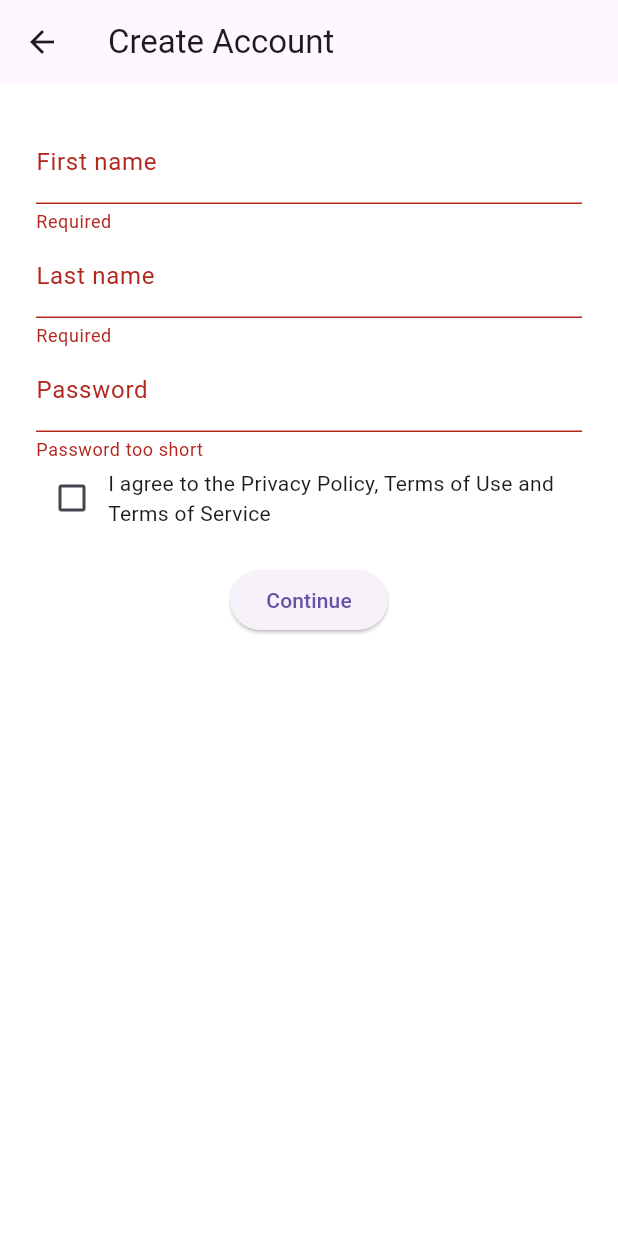
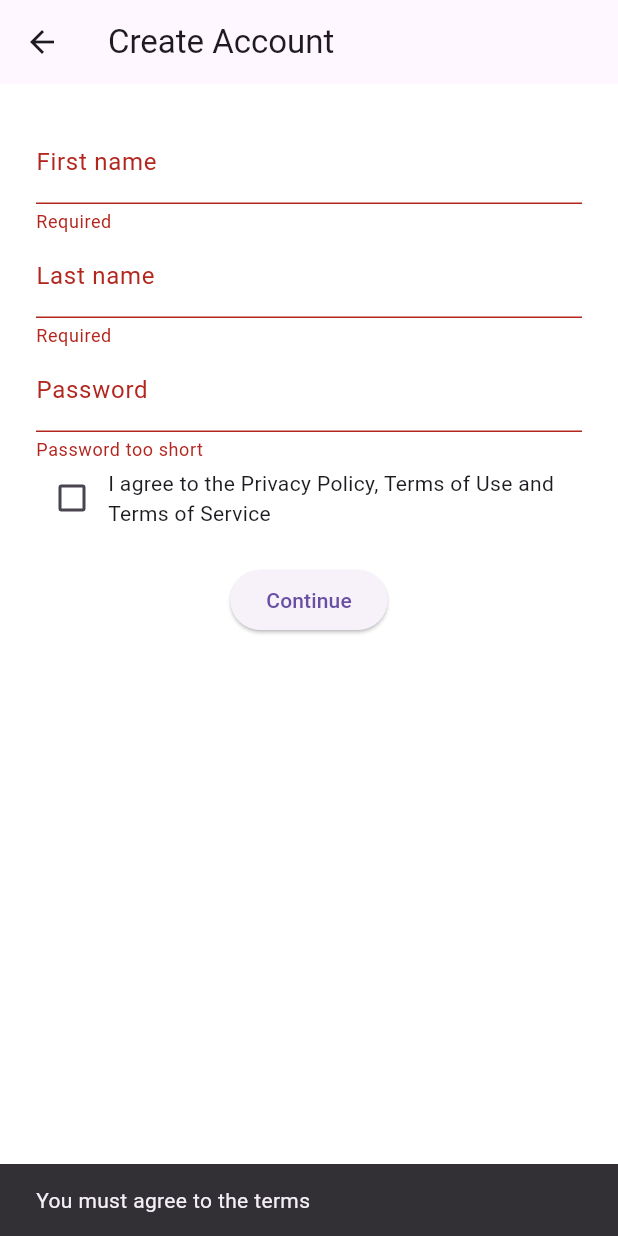
Before and after one commit to kanselyblaq-sketch/Threadgram, a Flutter app: the AccountCompletionScreen screen opened directly with empty values, after a tap on "Continue", on a phone screen of 412 x 824 dp. Run offline on Flutter 3.47's test engine with Material 3 defaults, Android fonts, the phone set to English and light mode, and no system bars; our stand-ins replace flutter_dotenv, supabase_flutter; accounts and stored records are empty.

Commit message:
Update main.dart

```diff
--- a/lib/main.dart
+++ b/lib/main.dart
@@ -3,7 +3,10 @@ import 'package:flutter_dotenv/flutter_dotenv.dart';
 import 'package:supabase_flutter/supabase_flutter.dart';
 
 Future<void> main() async {
+  // Load environment variables from the .env file (created by GitHub Actions)
   await dotenv.load(fileName: ".env");
+
+  // Initialize Supabase with keys from the environment
   await Supabase.initialize(
     url: dotenv.env['SUPABASE_URL']!,
     anonKey: dotenv.env['SUPABASE_ANON_KEY']!,
@@ -25,7 +28,7 @@ class ThreadgramApp extends StatelessWidget {
   }
 }
 
-// --- Layer 1: Auth Entry Screen ---
+// ===================== LAYER 1: AUTH ENTRY SCREEN =====================
 class AuthEntryScreen extends StatefulWidget {
   const AuthEntryScreen({super.key});
 
@@ -45,7 +48,9 @@ class _AuthEntryScreenState extends State<AuthEntryScreen> {
         redirectTo: 'io.supabase.flutter://login-callback/',
       );
     } catch (error) {
-      ScaffoldMessenger.of(context).showSnackBar(SnackBar(content: Text('Google Sign-In failed: $error')));
+      ScaffoldMessenger.of(context).showSnackBar(
+        SnackBar(content: Text('Google Sign-In failed: $error')),
+      );
     } finally {
       setState(() => _isLoading = false);
     }
@@ -53,15 +58,25 @@ class _AuthEntryScreenState extends State<AuthEntryScreen> {
 
   Future<void> _continueWithEmail() async {
     if (_emailController.text.isEmpty) {
-      ScaffoldMessenger.of(context).showSnackBar(const SnackBar(content: Text('Please enter your email')));
+      ScaffoldMessenger.of(context).showSnackBar(
+        const SnackBar(content: Text('Please enter your email address')),
+      );
       return;
     }
     setState(() => _isLoading = true);
     Navigator.push(
       context,
-      MaterialPageRoute(builder: (context) => AccountCompletionScreen(email: _emailController.text)),
+      MaterialPageRoute(
+        builder: (context) => AccountCompletionScreen(email: _emailController.text),
+      ),
     );
     setState(() => _isLoading = false);
+  }
+
+  void _showComingSoon() {
+    ScaffoldMessenger.of(context).showSnackBar(
+      const SnackBar(content: Text('Coming soon!')),
+    );
   }
 
   @override
@@ -73,19 +88,46 @@ class _AuthEntryScreenState extends State<AuthEntryScreen> {
           child: Column(
             mainAxisAlignment: MainAxisAlignment.center,
             children: [
-              const Text('THREADGRAM', style: TextStyle(fontSize: 32, fontWeight: FontWeight.bold)),
+              const Text(
+                'THREADGRAM',
+                style: TextStyle(fontSize: 32, fontWeight: FontWeight.bold),
+              ),
               const SizedBox(height: 20),
               const Text('Log in or sign up'),
               const SizedBox(height: 40),
-              _buildSocialButton('Continue with Apple', () => _showComingSoon()),
-              _buildSocialButton('Continue with Facebook', () => _showComingSoon()),
+              _buildSocialButton('Continue with Apple', _showComingSoon),
+              _buildSocialButton('Continue with Facebook', _showComingSoon),
               _buildSocialButton('Continue with Google', _signInWithGoogle),
-              const Row(children: [Expanded(child: Divider()), Padding(padding: EdgeInsets.symmetric(horizontal: 16), child: Text('OR')), Expanded(child: Divider())]),
+              const Row(
+                children: [
+                  Expanded(child: Divider()),
+                  Padding(
+                    padding: EdgeInsets.symmetric(horizontal: 16),
+                    child: Text('OR'),
+                  ),
+                  Expanded(child: Divider()),
+                ],
+              ),
               const SizedBox(height: 20),
-              TextField(controller: _emailController, decoration: const InputDecoration(labelText: 'Email address', border: OutlineInputBorder())),
+              TextField(
+                controller: _emailController,
+                decoration: const InputDecoration(
+                  labelText: 'Email address',
+                  border: OutlineInputBorder(),
+                ),
+              ),
               const SizedBox(height: 20),
-              if (_isLoading) const CircularProgressIndicator() else ElevatedButton(onPressed: _continueWithEmail, child: const Text('Continue')),
-              TextButton(onPressed: () => _showComingSoon(), child: const Text('Forgot Password?')),
+              if (_isLoading)
+                const CircularProgressIndicator()
+              else
+                ElevatedButton(
+                  onPressed: _continueWithEmail,
+                  child: const Text('Continue'),
+                ),
+              TextButton(
+                onPressed: _showComingSoon,
+                child: const Text('Forgot Password?'),
+              ),
               const SizedBox(height: 20),
               const Text('English'),
             ],
@@ -100,18 +142,16 @@ class _AuthEntryScreenState extends State<AuthEntryScreen> {
       padding: const EdgeInsets.symmetric(vertical: 8.0),
       child: ElevatedButton(
         onPressed: onPressed,
-        style: ElevatedButton.styleFrom(minimumSize: const Size.fromHeight(50)),
+        style: ElevatedButton.styleFrom(
+          minimumSize: const Size.fromHeight(50),
+        ),
         child: Text(text),
       ),
     );
   }
-
-  void _showComingSoon() {
-    ScaffoldMessenger.of(context).showSnackBar(const SnackBar(content: Text('Coming Soon!')));
-  }
 }
 
-// --- Layer 2: Account Completion Form ---
+// ===================== LAYER 2: ACCOUNT COMPLETION FORM =====================
 class AccountCompletionScreen extends StatefulWidget {
   final String email;
   const AccountCompletionScreen({super.key, required this.email});
@@ -129,22 +169,37 @@ class _AccountCompletionScreenState extends State<AccountCompletionScreen> {
   bool _agreeToTerms = false;
 
   Future<void> _signUp() async {
-    if (!_formKey.currentState!.validate() || !_agreeToTerms) return;
+    if (!_formKey.currentState!.validate() || !_agreeToTerms) {
+      if (!_agreeToTerms) {
+        ScaffoldMessenger.of(context).showSnackBar(
+          const SnackBar(content: Text('You must agree to the terms')),
+        );
+      }
+      return;
+    }
     setState(() => _isLoading = true);
     try {
       final AuthResponse res = await Supabase.instance.client.auth.signUp(
         email: widget.email,
         password: _passwordController.text,
-        data: {'first_name': _firstNameController.text, 'last_name': _lastNameController.text},
+        data: {
+          'first_name': _firstNameController.text,
+          'last_name': _lastNameController.text,
+        },
       );
       if (res.user != null) {
-        // Navigate to Layer 3 (Region/Country screen)
-        Navigator.pushReplacement(context, MaterialPageRoute(builder: (context) => const RegionSelectionScreen()));
+        // Navigate to Layer 3 (Region/Country screen) – placeholder for now
+        Navigator.pushReplacement(
+          context,
+          MaterialPageRoute(builder: (context) => const RegionSelectionScreen()),
+        );
       } else {
         throw Exception('Sign-up failed');
       }
     } catch (error) {
-      ScaffoldMessenger.of(context).showSnackBar(SnackBar(content: Text('Sign-up failed: $error')));
+      ScaffoldMessenger.of(context).showSnackBar(
+        SnackBar(content: Text('Sign-up failed: $error')),
+      );
     } finally {
       setState(() => _isLoading = false);
     }
@@ -160,12 +215,46 @@ class _AccountCompletionScreenState extends State<AccountCompletionScreen> {
           key: _formKey,
           child: Column(
             children: [
-              TextFormField(controller: _firstNameController, decoration: const InputDecoration(labelText: 'First name'), validator: (value) => value!.isEmpty ? 'Required' : null),
-              TextFormField(controller: _lastNameController, decoration: const InputDecoration(labelText: 'Last name'), validator: (value) => value!.isEmpty ? 'Required' : null),
-              TextFormField(controller: _passwordController, decoration: const InputDecoration(labelText: 'Password'), obscureText: true, validator: (value) => value!.length < 6 ? 'Password too short' : null),
-              Row(children: [Checkbox(value: _agreeToTerms, onChanged: (val) => setState(() => _agreeToTerms = val!)), const Expanded(child: Text('I agree to the Privacy Policy, Terms of Use and Terms of Service'))]),
+              TextFormField(
+                controller: _firstNameController,
+                decoration: const InputDecoration(labelText: 'First name'),
+                validator: (value) =>
+                    value == null || value.isEmpty ? 'Required' : null,
+              ),
+              TextFormField(
+                controller: _lastNameController,
+                decoration: const InputDecoration(labelText: 'Last name'),
+                validator: (value) =>
+                    value == null || value.isEmpty ? 'Required' : null,
+              ),
+              TextFormField(
+                controller: _passwordController,
+                decoration: const InputDecoration(labelText: 'Password'),
+                obscureText: true,
+                validator: (value) =>
+                    value == null || value.length < 6 ? 'Password too short' : null,
+              ),
+              Row(
+                children: [
+                  Checkbox(
+                    value: _agreeToTerms,
+                    onChanged: (val) => setState(() => _agreeToTerms = val ?? false),
+                  ),
+                  const Expanded(
+                    child: Text(
+                      'I agree to the Privacy Policy, Terms of Use and Terms of Service',
+                    ),
+                  ),
+                ],
+              ),
               const SizedBox(height: 20),
-              if (_isLoading) const CircularProgressIndicator() else ElevatedButton(onPressed: _signUp, child: const Text('Continue')),
+              if (_isLoading)
+                const CircularProgressIndicator()
+              else
+                ElevatedButton(
+                  onPressed: _signUp,
+                  child: const Text('Continue'),
+                ),
             ],
           ),
         ),
@@ -174,7 +263,7 @@ class _AccountCompletionScreenState extends State<AccountCompletionScreen> {
   }
 }
 
-// Placeholder for Layer 3: Region/Country Selection
+// ===================== LAYER 3: PLACEHOLDER (REGION SELECTION) =====================
 class RegionSelectionScreen extends StatelessWidget {
   const RegionSelectionScreen({super.key});
 
@@ -182,7 +271,9 @@ class RegionSelectionScreen extends StatelessWidget {
   Widget build(BuildContext context) {
     return Scaffold(
       appBar: AppBar(title: const Text('Select Region')),
-      body: const Center(child: Text('Region Selection Screen - Coming Soon!')),
+      body: const Center(
+        child: Text('Region selection screen - coming soon!'),
+      ),
     );
   }
 }
```
